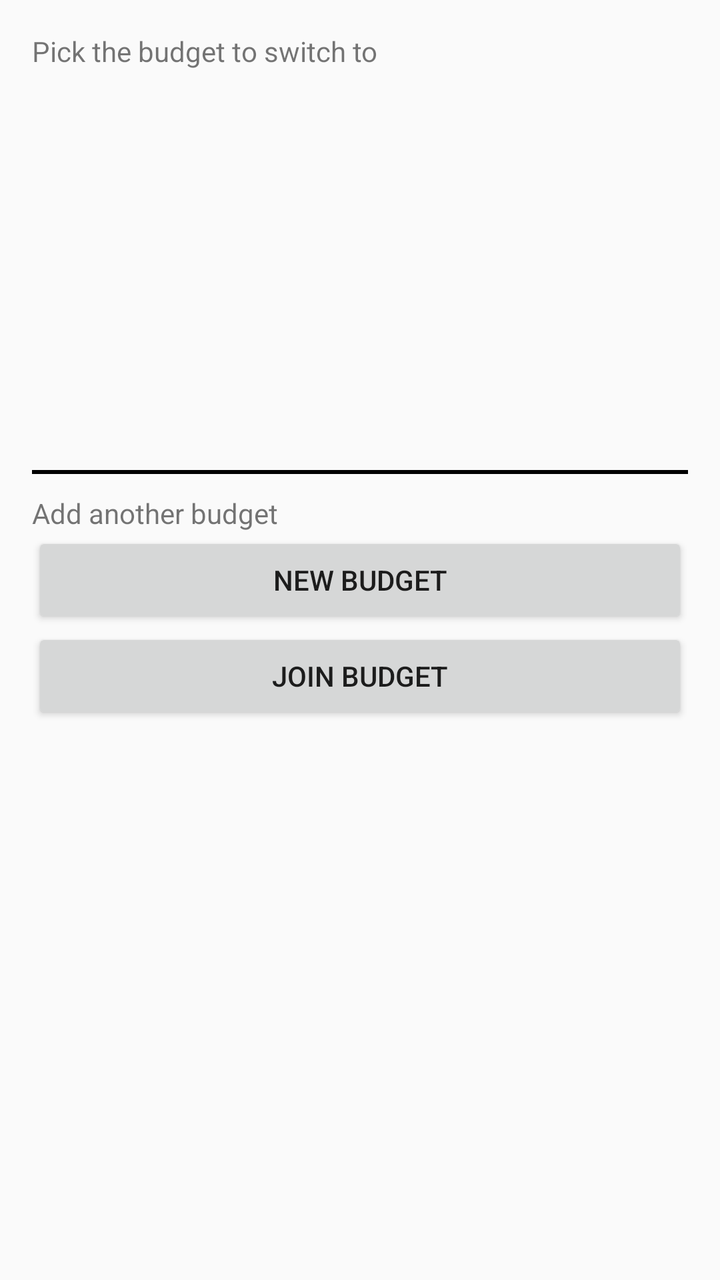
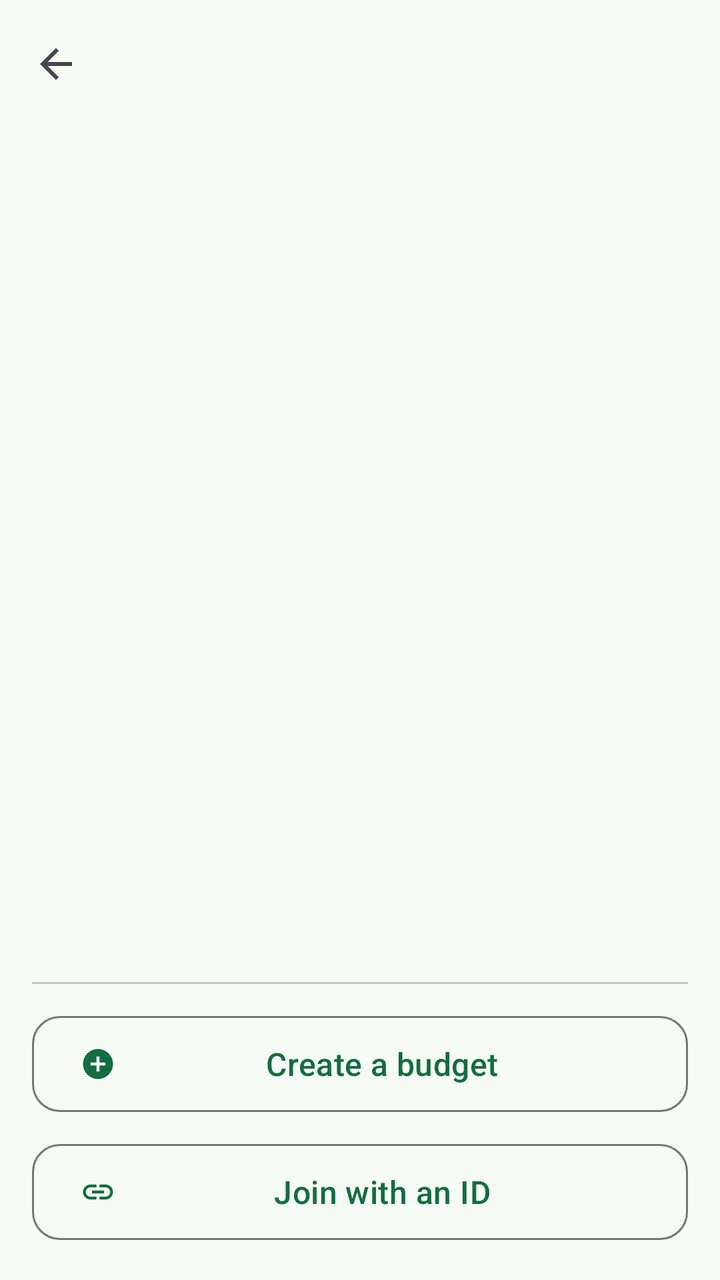

Two renders of the same Android screen: before a commit and after it. Below are the layout's source before the change and the commit's diff.
<!-- AndroidManifest.xml: application theme AppTheme -->
<!-- res/layout/activity_switch_budget.xml -->
<RelativeLayout xmlns:android="http://schemas.android.com/apk/res/android"
    xmlns:tools="http://schemas.android.com/tools"
    android:id="@+id/switch_budget_container"
    android:layout_width="match_parent"
    android:layout_height="match_parent"
    android:paddingBottom="@dimen/activity_vertical_margin"
    android:paddingStart="@dimen/activity_horizontal_margin"
    android:paddingEnd="@dimen/activity_horizontal_margin"
    android:paddingTop="@dimen/activity_vertical_margin" >

    <TextView
        android:id="@+id/switch_label"
        android:layout_width="match_parent"
        android:layout_height="wrap_content"
        android:text="@string/label_switch_budget"/>

    <ListView
        android:id="@+id/switch_list"
        android:layout_width="match_parent"
        android:layout_height="200dp"
        android:layout_below="@id/switch_label"/>

    <LinearLayout
        android:id="@+id/switch_separator"
        android:orientation="vertical"
        android:layout_width="match_parent"
        android:layout_height="2dp"
        android:layout_below="@id/switch_list"
        android:background="@color/black"/>

    <TextView
        android:id="@+id/switch_label_add"
        android:layout_width="match_parent"
        android:layout_height="wrap_content"
        android:text="@string/label_add_budget"
        android:layout_below="@id/switch_separator"
        android:layout_marginTop="10dp"/>

    <Button
        android:id="@+id/switch_add_budget"
        android:layout_width="match_parent"
        android:layout_height="wrap_content"
        android:textAlignment="center"
        android:layout_below="@id/switch_label_add"
        android:text="@string/button_new_budget"
        android:onClick="newBudgetOnClick" />

    <Button
        android:id="@+id/switch_join_budget"
        android:layout_width="match_parent"
        android:layout_height="wrap_content"
        android:textAlignment="center"
        android:layout_below="@id/switch_add_budget"
        android:text="@string/button_join_budget"
        android:onClick="joinBudgetOnClick" />


</RelativeLayout>
<!-- resources referenced by this layout -->
<resources>
  <color name="black">#ff000000</color>
  <dimen name="activity_horizontal_margin">16dp</dimen>
  <dimen name="activity_vertical_margin">16dp</dimen>
  <string name="button_join_budget">Join Budget</string>
  <string name="button_new_budget">New Budget</string>
  <string name="label_add_budget">Add another budget</string>
  <string name="label_switch_budget">Pick the budget to switch to</string>
  <style name="AppTheme" parent="Theme.AppCompat.DayNight.DarkActionBar">
          <item name="colorPrimary">@color/primary</item>
          <item name="colorPrimaryDark">@color/primary_dark</item>
          <item name="colorAccent">@color/accent</item>
      </style>
  <color name="primary">#ff1b5e20</color>
  <color name="primary_dark">#ff003300</color>
  <color name="accent">#ff2e7d32</color>
</resources>

<!-- the commit's change to res/layout/activity_switch_budget.xml (unified diff, before → after) -->
@@ -1,58 +1,61 @@
-<RelativeLayout xmlns:android="http://schemas.android.com/apk/res/android"
-    xmlns:tools="http://schemas.android.com/tools"
+<?xml version="1.0" encoding="utf-8"?>
+<LinearLayout xmlns:android="http://schemas.android.com/apk/res/android"
+    xmlns:app="http://schemas.android.com/apk/res-auto"
     android:id="@+id/switch_budget_container"
     android:layout_width="match_parent"
     android:layout_height="match_parent"
-    android:paddingBottom="@dimen/activity_vertical_margin"
-    android:paddingStart="@dimen/activity_horizontal_margin"
-    android:paddingEnd="@dimen/activity_horizontal_margin"
-    android:paddingTop="@dimen/activity_vertical_margin" >
+    android:orientation="vertical">
 
-    <TextView
-        android:id="@+id/switch_label"
+    <com.google.android.material.appbar.MaterialToolbar
+        android:id="@+id/toolbar"
+        style="@style/Widget.Budget.Toolbar"
         android:layout_width="match_parent"
         android:layout_height="wrap_content"
-        android:text="@string/label_switch_budget"/>
+        app:navigationIcon="@drawable/ic_arrow_back" />
 
-    <ListView
+    <androidx.recyclerview.widget.RecyclerView
         android:id="@+id/switch_list"
         android:layout_width="match_parent"
-        android:layout_height="200dp"
-        android:layout_below="@id/switch_label"/>
+        android:layout_height="0dp"
+        android:layout_weight="1"
+        android:clipToPadding="false"
+        android:paddingStart="@dimen/screen_gutter"
+        android:paddingTop="@dimen/space_s"
+        android:paddingEnd="@dimen/screen_gutter"
+        android:paddingBottom="@dimen/space_s"
+        android:scrollbars="none" />
 
     <LinearLayout
-        android:id="@+id/switch_separator"
-        android:orientation="vertical"
-        android:layout_width="match_parent"
-        android:layout_height="2dp"
-        android:layout_below="@id/switch_list"
-        android:background="@color/black"/>
-
-    <TextView
-        android:id="@+id/switch_label_add"
+        android:id="@+id/switch_actions"
         android:layout_width="match_parent"
         android:layout_height="wrap_content"
-        android:text="@string/label_add_budget"
-        android:layout_below="@id/switch_separator"
-        android:layout_marginTop="10dp"/>
+        android:orientation="vertical"
+        android:paddingStart="@dimen/screen_gutter"
+        android:paddingTop="@dimen/space_s"
+        android:paddingEnd="@dimen/screen_gutter"
+        android:paddingBottom="@dimen/space_l">
 
-    <Button
-        android:id="@+id/switch_add_budget"
-        android:layout_width="match_parent"
-        android:layout_height="wrap_content"
-        android:textAlignment="center"
-        android:layout_below="@id/switch_label_add"
-        android:text="@string/button_new_budget"
-        android:onClick="newBudgetOnClick" />
+        <com.google.android.material.divider.MaterialDivider
+            android:layout_width="match_parent"
+            android:layout_height="wrap_content"
+            android:layout_marginBottom="@dimen/space_m" />
 
-    <Button
-        android:id="@+id/switch_join_budget"
-        android:layout_width="match_parent"
-        android:layout_height="wrap_content"
-        android:textAlignment="center"
-        android:layout_below="@id/switch_add_budget"
-        android:text="@string/button_join_budget"
-        android:onClick="joinBudgetOnClick" />
+        <com.google.android.material.button.MaterialButton
+            android:id="@+id/switch_add_budget"
+            style="@style/Widget.Budget.Button.Secondary"
+            android:layout_width="match_parent"
+            android:layout_height="wrap_content"
+            android:text="@string/button_new_budget"
+            app:icon="@drawable/ic_add_circle" />
 
+        <com.google.android.material.button.MaterialButton
+            android:id="@+id/switch_join_budget"
+            style="@style/Widget.Budget.Button.Secondary"
+            android:layout_width="match_parent"
+            android:layout_height="wrap_content"
+            android:layout_marginTop="@dimen/space_s"
+            android:text="@string/button_join_budget"
+            app:icon="@drawable/ic_link" />
+    </LinearLayout>
 
-</RelativeLayout>
+</LinearLayout>
<!-- resource entries referenced after the edit -->
@@ -1,19 +1,144 @@
 <!-- resources referenced by this layout -->
 <resources>
-  <color name="black">#ff000000</color>
-  <dimen name="activity_horizontal_margin">16dp</dimen>
-  <dimen name="activity_vertical_margin">16dp</dimen>
-  <string name="button_join_budget">Join Budget</string>
-  <string name="button_new_budget">New Budget</string>
-  <string name="label_add_budget">Add another budget</string>
-  <string name="label_switch_budget">Pick the budget to switch to</string>
-  <style name="AppTheme" parent="Theme.AppCompat.DayNight.DarkActionBar">
-          <item name="colorPrimary">@color/primary</item>
-          <item name="colorPrimaryDark">@color/primary_dark</item>
-          <item name="colorAccent">@color/accent</item>
+  <dimen name="screen_gutter">16dp</dimen>
+  <dimen name="space_l">16dp</dimen>
+  <dimen name="space_m">12dp</dimen>
+  <dimen name="space_s">8dp</dimen>
+  <!-- drawable ic_add_circle (drawable) -->
+  <vector xmlns:android="http://schemas.android.com/apk/res/android"
+      android:width="24dp"
+      android:height="24dp"
+      android:viewportWidth="24"
+      android:viewportHeight="24"
+      android:tint="?attr/colorControlNormal">
+      <path android:fillColor="@android:color/white" android:pathData="M12,2C6.48,2 2,6.48 2,12s4.48,10 10,10 10,-4.48 10,-10S17.52,2 12,2zM17,13h-4v4h-2v-4H7v-2h4V7h2v4h4v2z" />
+  </vector>
+  <!-- drawable ic_arrow_back (drawable) -->
+  <vector xmlns:android="http://schemas.android.com/apk/res/android"
+      android:width="24dp"
+      android:height="24dp"
+      android:viewportWidth="24"
+      android:viewportHeight="24"
+      android:tint="?attr/colorControlNormal">
+      <path android:fillColor="@android:color/white" android:pathData="M20,11H7.83l5.59,-5.59L12,4l-8,8 8,8 1.41,-1.41L7.83,13H20z" />
+  </vector>
+  <!-- drawable ic_link (drawable) -->
+  <vector xmlns:android="http://schemas.android.com/apk/res/android"
+      android:width="24dp"
+      android:height="24dp"
+      android:viewportWidth="24"
+      android:viewportHeight="24"
+      android:tint="?attr/colorControlNormal">
+      <path android:fillColor="@android:color/white" android:pathData="M3.9,12c0,-1.71 1.39,-3.1 3.1,-3.1h4V7H7c-2.76,0 -5,2.24 -5,5s2.24,5 5,5h4v-1.9H7c-1.71,0 -3.1,-1.39 -3.1,-3.1zM8,13h8v-2H8v2zM17,7h-4v1.9h4c1.71,0 3.1,1.39 3.1,3.1s-1.39,3.1 -3.1,3.1h-4V17h4c2.76,0 5,-2.24 5,-5s-2.24,-5 -5,-5z" />
+  </vector>
+  <string name="button_join_budget">Join with an ID</string>
+  <string name="button_new_budget">Create a budget</string>
+  <style name="Widget.Budget.Button.Secondary" parent="Widget.Material3.Button.OutlinedButton">
+          <item name="android:minHeight">56dp</item>
+          <item name="android:textAppearance">@style/TextAppearance.Material3.TitleMedium</item>
+          <item name="shapeAppearance">?attr/shapeAppearanceCornerSmall</item>
       </style>
-  <color name="primary">#ff1b5e20</color>
-  <color name="primary_dark">#ff003300</color>
-  <color name="accent">#ff2e7d32</color>
+  <style name="Widget.Budget.Toolbar" parent="Widget.Material3.Toolbar">
+          <item name="titleTextAppearance">@style/TextAppearance.Material3.TitleLarge</item>
+          <item name="android:background">@android:color/transparent</item>
+      </style>
+  <style name="AppTheme" parent="Theme.Material3.DayNight.NoActionBar">
+          <item name="colorPrimary">@color/md_primary</item>
+          <item name="colorOnPrimary">@color/md_on_primary</item>
+          <item name="colorPrimaryContainer">@color/md_primary_container</item>
+          <item name="colorOnPrimaryContainer">@color/md_on_primary_container</item>
+  
+          <item name="colorSecondary">@color/md_secondary</item>
+          <item name="colorOnSecondary">@color/md_on_secondary</item>
+          <item name="colorSecondaryContainer">@color/md_secondary_container</item>
+          <item name="colorOnSecondaryContainer">@color/md_on_secondary_container</item>
+  
+          <item name="colorTertiary">@color/md_tertiary</item>
+          <item name="colorOnTertiary">@color/md_on_tertiary</item>
+          <item name="colorTertiaryContainer">@color/md_tertiary_container</item>
+          <item name="colorOnTertiaryContainer">@color/md_on_tertiary_container</item>
+  
+          <item name="colorError">@color/md_error</item>
+          <item name="colorOnError">@color/md_on_error</item>
+          <item name="colorErrorContainer">@color/md_error_container</item>
+          <item name="colorOnErrorContainer">@color/md_on_error_container</item>
+  
+          <item name="android:colorBackground">@color/md_background</item>
+          <item name="colorOnBackground">@color/md_on_background</item>
+          <item name="colorSurface">@color/md_surface</item>
+          <item name="colorOnSurface">@color/md_on_surface</item>
+          <item name="colorSurfaceVariant">@color/md_surface_variant</item>
+          <item name="colorOnSurfaceVariant">@color/md_on_surface_variant</item>
+  
+          <item name="colorSurfaceContainerLowest">@color/md_surface_container_lowest</item>
+          <item name="colorSurfaceContainerLow">@color/md_surface_container_low</item>
+          <item name="colorSurfaceContainer">@color/md_surface_container</item>
+          <item name="colorSurfaceContainerHigh">@color/md_surface_container_high</item>
+          <item name="colorSurfaceContainerHighest">@color/md_surface_container_highest</item>
+  
+          <item name="colorOutline">@color/md_outline</item>
+          <item name="colorOutlineVariant">@color/md_outline_variant</item>
+  
+          <item name="colorSurfaceInverse">@color/md_inverse_surface</item>
+          <item name="colorOnSurfaceInverse">@color/md_inverse_on_surface</item>
+          <item name="colorPrimaryInverse">@color/md_inverse_primary</item>
+  
+          <item name="android:statusBarColor">@android:color/transparent</item>
+          <item name="android:navigationBarColor">@android:color/transparent</item>
+  
+          <item name="shapeAppearanceCornerExtraSmall">@style/ShapeAppearance.Budget.ExtraSmall</item>
+          <item name="shapeAppearanceCornerSmall">@style/ShapeAppearance.Budget.Small</item>
+          <item name="shapeAppearanceCornerMedium">@style/ShapeAppearance.Budget.Medium</item>
+          <item name="shapeAppearanceCornerLarge">@style/ShapeAppearance.Budget.Large</item>
+  
+          <item name="materialAlertDialogTheme">@style/ThemeOverlay.Budget.AlertDialog</item>
+      </style>
+  <color name="md_primary">#ff146c43</color>
+  <color name="md_on_primary">#ffffffff</color>
+  <color name="md_primary_container">#ffa6f2c8</color>
+  <color name="md_on_primary_container">#ff00210f</color>
+  <color name="md_secondary">#ff4e6355</color>
+  <color name="md_on_secondary">#ffffffff</color>
+  <color name="md_secondary_container">#ffd0e8d8</color>
+  <color name="md_on_secondary_container">#ff0b1f14</color>
+  <color name="md_tertiary">#ff3c6472</color>
+  <color name="md_on_tertiary">#ffffffff</color>
+  <color name="md_tertiary_container">#ffc0e9fa</color>
+  <color name="md_on_tertiary_container">#ff001f28</color>
+  <color name="md_error">#ffba1a1a</color>
+  <color name="md_on_error">#ffffffff</color>
+  <color name="md_error_container">#ffffdad6</color>
+  <color name="md_on_error_container">#ff410002</color>
+  <color name="md_background">#fff6fbf5</color>
+  <color name="md_on_background">#ff171d19</color>
+  <color name="md_surface">#fff6fbf5</color>
+  <color name="md_on_surface">#ff171d19</color>
+  <color name="md_surface_variant">#ffdbe5dc</color>
+  <color name="md_on_surface_variant">#ff404943</color>
+  <color name="md_surface_container_lowest">#ffffffff</color>
+  <color name="md_surface_container_low">#fff0f6ef</color>
+  <color name="md_surface_container">#ffebf1ea</color>
+  <color name="md_surface_container_high">#ffe5ebe4</color>
+  <color name="md_surface_container_highest">#ffdfe5de</color>
+  <color name="md_outline">#ff707972</color>
+  <color name="md_outline_variant">#ffbfc9c1</color>
+  <color name="md_inverse_surface">#ff2c322d</color>
+  <color name="md_inverse_on_surface">#ffedf3eb</color>
+  <color name="md_inverse_primary">#ff8bd6ac</color>
+  <style name="ShapeAppearance.Budget.ExtraSmall" parent="ShapeAppearance.Material3.Corner.ExtraSmall">
+          <item name="cornerSize">8dp</item>
+      </style>
+  <style name="ShapeAppearance.Budget.Small" parent="ShapeAppearance.Material3.Corner.Small">
+          <item name="cornerSize">14dp</item>
+      </style>
+  <style name="ShapeAppearance.Budget.Medium" parent="ShapeAppearance.Material3.Corner.Medium">
+          <item name="cornerSize">20dp</item>
+      </style>
+  <style name="ShapeAppearance.Budget.Large" parent="ShapeAppearance.Material3.Corner.Large">
+          <item name="cornerSize">28dp</item>
+      </style>
+  <style name="ThemeOverlay.Budget.AlertDialog" parent="ThemeOverlay.Material3.MaterialAlertDialog">
+          <item name="shapeAppearanceCornerExtraLarge">@style/ShapeAppearance.Budget.Large</item>
+      </style>
 </resources>
 
